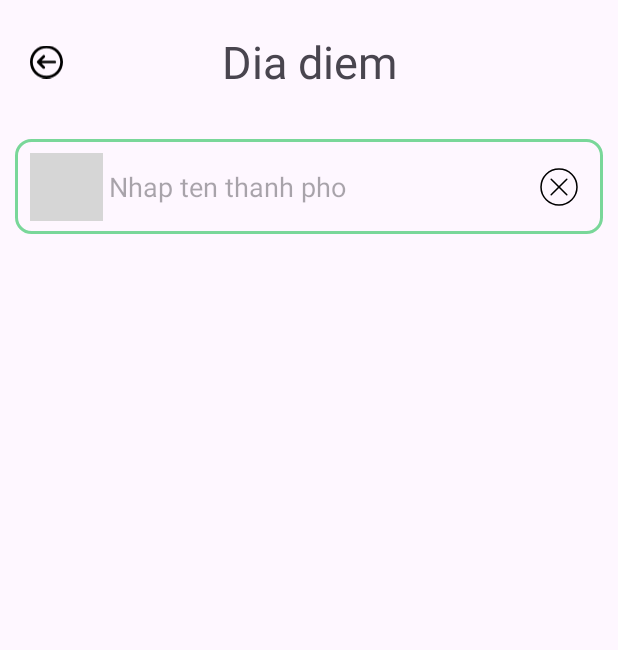
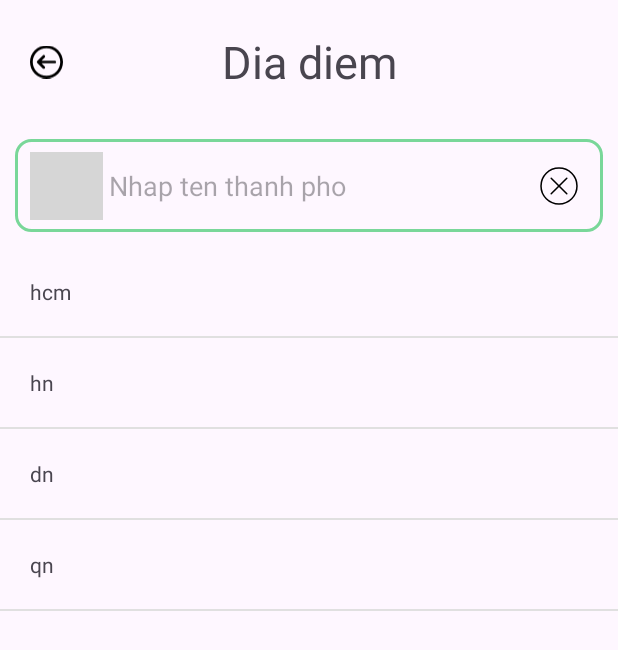
Before and after one commit to khang3999/Rentaka, an Android app: the ChooseLocationActivity screen opened directly, with no data from a screen before it, on a phone screen of 412 x 824 dp. Shown: the top 650 px of the screen. Run offline under Robolectric (Android 15) with nearby library versions, the phone set to English and light mode, and no system bars; libraries missing offline, so code that uses them is left out: org.checkerframework.checker; grey boxes are pictures that could not be loaded.

Commit message:
Done 95%

```diff
--- a/app/src/main/AndroidManifest.xml
+++ b/app/src/main/AndroidManifest.xml
@@ -17,7 +17,8 @@
             android:exported="false" />
         <activity
             android:name=".activities.ChooseLocationActivity"
-            android:exported="false" />
+            android:windowSoftInputMode="adjustNothing"
+            android:exported="false"/>
         <activity
             android:name=".activities.RentalDetailActivity"
             android:exported="false" />
--- a/app/src/main/java/vn/edu/tdc/rentaka/activities/ChooseLocationActivity.java
+++ b/app/src/main/java/vn/edu/tdc/rentaka/activities/ChooseLocationActivity.java
@@ -1,10 +1,13 @@
 package vn.edu.tdc.rentaka.activities;
 
+import android.content.Context;
+import android.content.Intent;
 import android.os.Bundle;
 import android.text.Editable;
 import android.text.TextWatcher;
 import android.util.Log;
 import android.view.View;
+import android.view.inputmethod.InputMethodManager;
 import android.widget.ArrayAdapter;
 
 import androidx.appcompat.app.AppCompatActivity;
@@ -19,15 +22,14 @@ import java.util.ArrayList;
 
 import vn.edu.tdc.rentaka.R;
 import vn.edu.tdc.rentaka.adapters.CityAdapter;
+import vn.edu.tdc.rentaka.databinding.CardItemCityLayoutBinding;
 import vn.edu.tdc.rentaka.databinding.ChooseLocationLayoutBinding;
 import vn.edu.tdc.rentaka.fragments.AbstractFragment;
 import vn.edu.tdc.rentaka.fragments.HistoryFragment;
 import vn.edu.tdc.rentaka.fragments.HomeFragment;
-import vn.edu.tdc.rentaka.fragments.ListLocationFragment;
 import vn.edu.tdc.rentaka.fragments.NewsFragment;
 import vn.edu.tdc.rentaka.fragments.NotificationFragment;
 import vn.edu.tdc.rentaka.fragments.PersonalProfileFragment;
-import vn.edu.tdc.rentaka.fragments.PickLocationCurrentFragment;
 import vn.edu.tdc.rentaka.models.City;
 
 public class ChooseLocationActivity extends AppCompatActivity {
@@ -35,11 +37,9 @@ public class ChooseLocationActivity extends AppCompatActivity {
     private AbstractFragment fragment;
     private boolean checkExistFragment;
     private FragmentTransaction transaction;
-    private ListLocationFragment listLocationFragment;
-    private int currentFragment = 0;
+    private ArrayList<City> listCities;
     private ArrayList<City> copyList ;
-    private ArrayList<City> listCities;
-
+    private CityAdapter adapterCities;
     @Override
     protected void onCreate(Bundle savedInstanceState) {
         super.onCreate(savedInstanceState);
@@ -48,30 +48,65 @@ public class ChooseLocationActivity extends AppCompatActivity {
         // Gán view cho binding
         setContentView(binding.getRoot());
 
-        //Khong focus vao edit text
-        fragment = new PickLocationCurrentFragment();
-        updateUI();
+        //Khoi tao mang gia
+        listCities = new ArrayList<>();
+        listCities.add(new City("hcm"));
+        listCities.add(new City("hn"));
+        listCities.add(new City("dn"));
+        listCities.add(new City("qn"));
 
-        //Focus vao edit text
-        binding.editTextPickLocation.setOnFocusChangeListener(new View.OnFocusChangeListener() {
+        copyList = listCities;
+        adapterCities = new CityAdapter(this, copyList);
+        LinearLayoutManager layoutManagerCities = new LinearLayoutManager(this);
+        layoutManagerCities.setOrientation(RecyclerView.VERTICAL);
+        layoutManagerCities.setReverseLayout(false);
+        binding.listCities.setLayoutManager(layoutManagerCities);
+        binding.listCities.setAdapter(adapterCities);
+
+        //Bat su kien click vao item adapter
+        adapterCities.setOnItemClickListener(new CityAdapter.ItemClickListener() {
             @Override
-            public void onFocusChange(View v, boolean hasFocus) {
-                //Chang background
-                binding.boxEditTextLocation.setBackgroundResource(R.drawable.border_line_green);
-
-                // Do fragment list location
-                currentFragment = 1;
-                updateUI();
-
+            public void onItemClick(CityAdapter.MyViewHolder holder) {
+                CardItemCityLayoutBinding binding1 = (CardItemCityLayoutBinding)holder.getBinding();
+                Log.d("TAG", "onItemClick: "+binding1.cityName.getText().toString());
+                Intent intent = new Intent(ChooseLocationActivity.this, MainActivity.class);
+                intent.putExtra("city", binding1.cityName.getText().toString());
+                intent.setFlags(Intent.FLAG_ACTIVITY_REORDER_TO_FRONT);
+                Log.d("goi", "onClick: "+intent.getStringExtra("city"));
+                startActivity(intent);
             }
         });
 
+        // bat su kien khi focus do edittext
+        binding.editTextPickLocation.setOnFocusChangeListener(
+                new View.OnFocusChangeListener() {
+                    @Override
+                    public void onFocusChange(View v, boolean hasFocus) {
+                        binding.boxEditTextLocation.setBackgroundResource(R.drawable.border_line_green);
+                        binding.boxListLocation.setVisibility(View.VISIBLE);
+                        binding.icPickNow.setVisibility(View.INVISIBLE);
+                        binding.tvLocationNow.setVisibility(View.INVISIBLE);
+                        binding.editTextPickLocation.setText("");
+                    }
+                });
 
 
+        //Bat su kien khi nhan delete
+        binding.icDelete.setOnClickListener(new View.OnClickListener() {
+            @Override
+            public void onClick(View v) {
+                binding.boxEditTextLocation.setBackgroundResource(R.drawable.border_line_gray);
+                binding.boxListLocation.setVisibility(View.INVISIBLE);
+                binding.icPickNow.setVisibility(View.VISIBLE);
+                binding.tvLocationNow.setVisibility(View.VISIBLE);
+                binding.icDelete.setVisibility(View.INVISIBLE);
+                binding.editTextPickLocation.clearFocus();
+                InputMethodManager imm = (InputMethodManager) getSystemService(Context.INPUT_METHOD_SERVICE);
+                imm.hideSoftInputFromWindow(binding.editTextPickLocation.getWindowToken(), 0);
+            }
+        });
 
-
-
-
+        // Bat su kien khi nhap ky tu
         binding.editTextPickLocation.addTextChangedListener(new TextWatcher() {
             @Override
             public void beforeTextChanged(CharSequence s, int start, int count, int after) {
@@ -81,9 +116,10 @@ public class ChooseLocationActivity extends AppCompatActivity {
             @Override
             public void onTextChanged(CharSequence s, int start, int before, int count) {
 
+                binding.icDelete.setVisibility(View.VISIBLE);
                 if (s.toString().isEmpty()) {
                     Log.d("test", "onTextChanged: empty");
-                    copyList = listLocationFragment.getListCities();
+                    copyList = listCities;
                     for (City c : copyList
                     ) {
                         Log.d("test", "empty: " + c.getName());
@@ -99,7 +135,8 @@ public class ChooseLocationActivity extends AppCompatActivity {
                         }
                     }
                 }
-                listLocationFragment.setCopyList(copyList);
+                adapterCities.setListCites(copyList);
+                adapterCities.notifyDataSetChanged();
 
             }
 
@@ -125,37 +162,6 @@ public class ChooseLocationActivity extends AppCompatActivity {
     @Override
     protected void onResume() {
         super.onResume();
-        updateUI();
-    }
-    private void updateUI () {
-        // Set title
-        // Neu da ton tai thi tai su dung
-        if (getSupportFragmentManager().findFragmentByTag(currentFragment + "") != null) {
-            fragment = (AbstractFragment) getSupportFragmentManager().findFragmentByTag(currentFragment + "");
-        }
-        // Neu chua ton tai thi tao moi fragment
-        else {
-            // Tao doi tuong fragment tuong ung
-            if (currentFragment == 0) {
-                fragment = new PickLocationCurrentFragment();
-            } else if (currentFragment == 1) {
-                fragment = new ListLocationFragment();
-            }
-        }
-
-        // CHUAN BI CHO TRANSACTION
-        //Lay doi tuong fragment transaction
-        transaction = getSupportFragmentManager().beginTransaction();
-        // Do du lieu vao doi tuong va dan doi tuong fragment vao khung man hinh,
-        // voi tham so dau tien la id cua khung chua fragment o layout )
-        transaction.replace(R.id.fragmentContainer, fragment, currentFragment + "");
-        // Dua fragment vao trong Stack neu chua ton tai
-        if (getSupportFragmentManager().findFragmentByTag(currentFragment + "") == null) {
-            transaction.addToBackStack(null);
-        }
-        // Yeu cau thuc hien transaction
-        transaction.commit();
 
     }
-
 }
--- a/app/src/main/java/vn/edu/tdc/rentaka/fragments/PickLocationCurrentFragment.java
+++ /dev/null
@@ -1,19 +0,0 @@
-package vn.edu.tdc.rentaka.fragments;
-
-import android.os.Bundle;
-import android.view.LayoutInflater;
-import android.view.View;
-import android.view.ViewGroup;
-
-import org.checkerframework.checker.units.qual.A;
-
-import vn.edu.tdc.rentaka.R;
-
-public class PickLocationCurrentFragment extends AbstractFragment {
-    @Override
-    public View onCreateView(LayoutInflater inflater, ViewGroup container,
-                             Bundle savedInstanceState) {
-        // Inflate the layout for this fragment
-        return inflater.inflate(R.layout.pick_location_current_fragment, container, false);
-    }
-}
--- a/app/src/main/res/layout/card_item_city_layout.xml
+++ b/app/src/main/res/layout/card_item_city_layout.xml
@@ -4,7 +4,8 @@
     xmlns:app="http://schemas.android.com/apk/res-auto"
     android:layout_width="match_parent"
     android:layout_height="wrap_content"
-    android:orientation="vertical">
+    android:orientation="vertical"
+    android:clickable="true">
 
     <TextView
         android:id="@+id/cityName"
--- a/app/src/main/res/layout/choose_location_layout.xml
+++ b/app/src/main/res/layout/choose_location_layout.xml
@@ -20,6 +20,7 @@
         app:layout_constraintTop_toTopOf="parent" />
 
     <TextView
+        android:id="@+id/textView"
         android:layout_width="0dp"
         android:layout_height="0dp"
         android:gravity="center"
@@ -29,6 +30,31 @@
         app:layout_constraintEnd_toEndOf="parent"
         app:layout_constraintStart_toStartOf="parent"
         app:layout_constraintTop_toTopOf="parent" />
+
+    <ImageView
+        android:id="@+id/ic_pick_now"
+        android:layout_width="0dp"
+        android:layout_height="0dp"
+        android:src="@drawable/location_now_24"
+        android:layout_marginStart="@dimen/_18dp"
+        app:layout_constraintBottom_toBottomOf="@+id/tv_location_now"
+        app:layout_constraintEnd_toStartOf="@+id/guideline15"
+        app:layout_constraintStart_toStartOf="parent"
+        app:layout_constraintTop_toTopOf="@+id/tv_location_now" />
+
+    <TextView
+        android:id="@+id/tv_location_now"
+        android:layout_width="0dp"
+        android:layout_height="0dp"
+        android:layout_marginVertical="@dimen/_10dp"
+        android:gravity="center_vertical"
+        android:text="Vi tri hien tai cua toi"
+        android:textSize="@dimen/_20sp"
+        android:textStyle="bold"
+        app:layout_constraintBottom_toTopOf="@+id/guideline17"
+        app:layout_constraintEnd_toEndOf="parent"
+        app:layout_constraintStart_toStartOf="@id/guideline15"
+        app:layout_constraintTop_toTopOf="@id/guideline12" />
 
     <androidx.constraintlayout.widget.ConstraintLayout
         android:id="@+id/boxEditTextLocation"
@@ -64,6 +90,8 @@
             app:layout_constraintTop_toTopOf="parent" />
 
         <ImageView
+            android:id="@+id/ic_delete"
+            android:visibility="invisible"
             android:layout_width="0dp"
             android:layout_height="0dp"
             android:layout_margin="@dimen/_10dp"
@@ -79,6 +107,7 @@
             android:layout_height="wrap_content"
             android:orientation="vertical"
             app:layout_constraintGuide_percent="0.15" />
+
         <androidx.constraintlayout.widget.Guideline
             android:id="@+id/guideline14"
             android:layout_width="wrap_content"
@@ -87,14 +116,24 @@
             app:layout_constraintGuide_percent="0.85" />
     </androidx.constraintlayout.widget.ConstraintLayout>
 
-    <androidx.constraintlayout.widget.ConstraintLayout
-        android:id="@+id/fragment_container_view_tag"
+    <LinearLayout
+        android:id="@+id/boxListLocation"
         android:layout_width="0dp"
         android:layout_height="0dp"
+        android:visibility="invisible"
         app:layout_constraintBottom_toBottomOf="parent"
         app:layout_constraintEnd_toEndOf="parent"
         app:layout_constraintStart_toStartOf="parent"
-        app:layout_constraintTop_toTopOf="@+id/guideline12" />
+        app:layout_constraintTop_toTopOf="@+id/guideline12">
+
+        <androidx.recyclerview.widget.RecyclerView
+            android:id="@+id/listCities"
+            android:layout_width="match_parent"
+            android:layout_height="match_parent"
+            android:clickable="true">
+
+        </androidx.recyclerview.widget.RecyclerView>
+    </LinearLayout>
 
     <androidx.constraintlayout.widget.Guideline
         android:id="@+id/guideline7"
@@ -110,13 +149,20 @@
         android:layout_height="wrap_content"
         android:orientation="vertical"
         app:layout_constraintGuide_percent="0.15" />
+
     <androidx.constraintlayout.widget.Guideline
         android:id="@+id/guideline12"
         android:layout_width="wrap_content"
         android:layout_height="wrap_content"
         android:orientation="horizontal"
-        app:layout_constraintGuide_percent="0.20109439" />
+        app:layout_constraintGuide_percent="0.2" />
 
+    <androidx.constraintlayout.widget.Guideline
+        android:id="@+id/guideline17"
+        android:layout_width="wrap_content"
+        android:layout_height="wrap_content"
+        android:orientation="horizontal"
+        app:layout_constraintGuide_percent="0.3" />
 
 
 </androidx.constraintlayout.widget.ConstraintLayout>
--- a/app/src/main/res/values/dimens.xml
+++ b/app/src/main/res/values/dimens.xml
@@ -61,6 +61,7 @@
     <dimen name="_15dp">15dp</dimen>
     <dimen name="_40sp">40sp</dimen>
     <dimen name="_30sp">30sp</dimen>
+    <dimen name="_18dp">18dp</dimen>
 
 
 </resources>
```
Also changed, not shown: app/src/main/java/vn/edu/tdc/rentaka/adapters/CityAdapter.java (+18 -1 lines), app/src/main/java/vn/edu/tdc/rentaka/fragments/ListLocationFragment.java (deleted, +0 -69 lines), app/src/main/res/layout/list_location_fragment.xml (deleted, +0 -24 lines), app/src/main/res/layout/pick_location_current_fragment.xml (deleted, +0 -44 lines).
